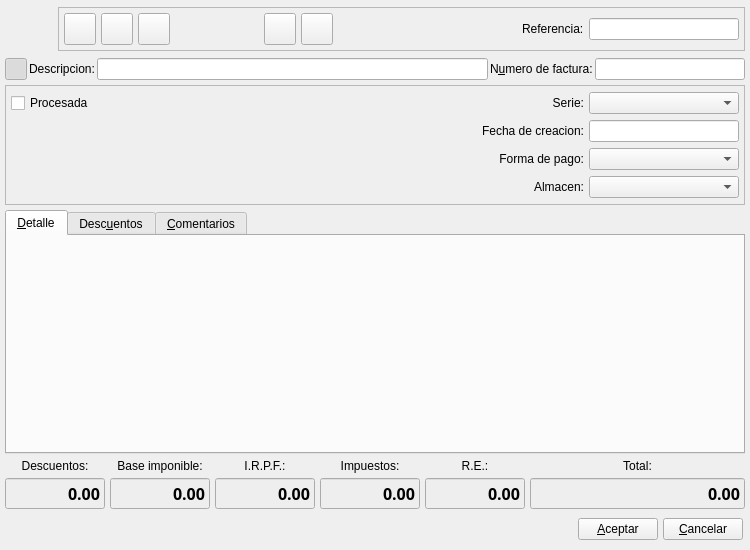
Old version of the form bulmages/bulmafact/plugins/pluginbf_clientefactura/facturabase.ui in the repository eboladev/Bulmages-1.
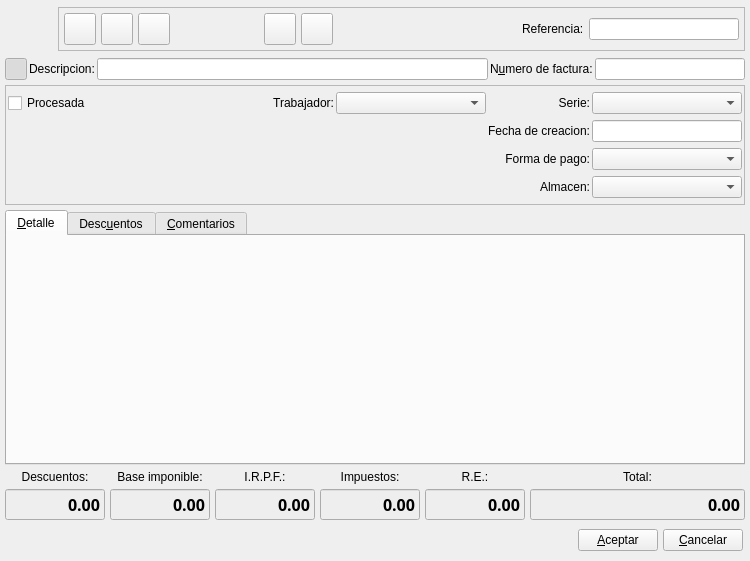
New version of the form. Icons and pictures are not drawn. Custom widgets are drawn as their Qt base class.

Commit message: Arreglo un bug que feia que el nom i cognoms del treballador sempre sortís en blanc a la llista de cobraments. Poso un combo per canviar el treballador a cobraments i factures. Però no acabo d'entendre com va això dels plugins. BfBuscarTrabajador està a bulmafact/src, no a plugins, la taula de treballadors la crea l'sql general de bulmafact, no el del plugin  i els plugins de pressupostos, comandes , albarans i ara factures i cobraments tenen un  bfbuscartrabajador (jo em pensava que el plguin treballadors l'havia d'afegir a cada finestra).

The edit to the form file:
```diff
--- a/bulmages/bulmafact/plugins/pluginbf_clientefactura/facturabase.ui
+++ b/bulmages/bulmafact/plugins/pluginbf_clientefactura/facturabase.ui
@@ -1,13 +1,13 @@
 <ui version="4.0" >
  <author>Tomeu Borras</author>
  <class>FacturaBase</class>
- <widget class="QWidget" name="FacturaBase" >
-  <property name="geometry" >
+ <widget class="QWidget" name="FacturaBase">
+  <property name="geometry">
    <rect>
     <x>0</x>
     <y>0</y>
     <width>750</width>
-    <height>550</height>
+    <height>561</height>
    </rect>
   </property>
   <property name="focusPolicy" >
@@ -479,30 +479,63 @@
      <property name="frameShadow" >
       <enum>QFrame::Raised</enum>
      </property>
-     <layout class="QGridLayout" >
-      <property name="margin" >
-       <number>5</number>
-      </property>
-      <property name="spacing" >
-       <number>5</number>
-      </property>
-      <item row="0" column="0" >
-       <widget class="QCheckBox" name="mui_procesadafactura" >
-        <property name="sizePolicy" >
-         <sizepolicy vsizetype="Preferred" hsizetype="Preferred" >
-          <horstretch>0</horstretch>
-          <verstretch>0</verstretch>
-         </sizepolicy>
-        </property>
-        <property name="text" >
-         <string>Procesada</string>
-        </property>
-       </widget>
+     <layout class="QGridLayout" name="gridLayout">
+      <item row="0" column="0">
+       <layout class="QHBoxLayout" name="horizontalLayout">
+        <item>
+         <widget class="QCheckBox" name="mui_procesadafactura">
+          <property name="sizePolicy">
+           <sizepolicy hsizetype="Preferred" vsizetype="Preferred">
+            <horstretch>0</horstretch>
+            <verstretch>0</verstretch>
+           </sizepolicy>
+          </property>
+          <property name="text">
+           <string>Procesada</string>
+          </property>
+         </widget>
+        </item>
+        <item>
+         <widget class="QLabel" name="label_4">
+          <property name="sizePolicy">
+           <sizepolicy hsizetype="Preferred" vsizetype="Fixed">
+            <horstretch>0</horstretch>
+            <verstretch>0</verstretch>
+           </sizepolicy>
+          </property>
+          <property name="text">
+           <string>Trabajador:</string>
+          </property>
+          <property name="alignment">
+           <set>Qt::AlignRight|Qt::AlignTrailing|Qt::AlignVCenter</set>
+          </property>
+          <property name="buddy">
+           <cstring>mui_idtrabajador</cstring>
+          </property>
+         </widget>
+        </item>
+        <item>
+         <widget class="BfBuscarTrabajador" name="mui_idtrabajador">
+          <property name="minimumSize">
+           <size>
+            <width>150</width>
+            <height>0</height>
+           </size>
+          </property>
+          <property name="maximumSize">
+           <size>
+            <width>150</width>
+            <height>16777215</height>
+           </size>
+          </property>
+         </widget>
+        </item>
+       </layout>
       </item>
-      <item row="0" column="1" >
-       <widget class="QLabel" name="label10" >
-        <property name="sizePolicy" >
-         <sizepolicy vsizetype="Fixed" hsizetype="Preferred" >
+      <item row="0" column="1">
+       <widget class="QLabel" name="label10">
+        <property name="sizePolicy">
+         <sizepolicy hsizetype="Preferred" vsizetype="Fixed">
           <horstretch>0</horstretch>
           <verstretch>0</verstretch>
          </sizepolicy>
@@ -518,23 +551,23 @@
         </property>
        </widget>
       </item>
-      <item row="0" column="2" >
-       <widget class="BfBuscarSerieFactura" name="mui_codigoserie_factura" />
+      <item row="0" column="2">
+       <widget class="BfBuscarSerieFactura" name="mui_codigoserie_factura"/>
       </item>
-      <item rowspan="3" row="1" column="0" >
-       <widget class="BlSearchWidget" native="1" name="mui_idcliente" >
-        <property name="sizePolicy" >
-         <sizepolicy vsizetype="Ignored" hsizetype="Expanding" >
+      <item row="1" column="0" rowspan="3">
+       <widget class="BlSearchWidget" name="mui_idcliente" native="true">
+        <property name="sizePolicy">
+         <sizepolicy hsizetype="Expanding" vsizetype="Ignored">
           <horstretch>0</horstretch>
           <verstretch>0</verstretch>
          </sizepolicy>
         </property>
        </widget>
       </item>
-      <item row="1" column="1" >
-       <widget class="QLabel" name="label8" >
-        <property name="sizePolicy" >
-         <sizepolicy vsizetype="Fixed" hsizetype="Preferred" >
+      <item row="1" column="1">
+       <widget class="QLabel" name="label8">
+        <property name="sizePolicy">
+         <sizepolicy hsizetype="Preferred" vsizetype="Fixed">
           <horstretch>0</horstretch>
           <verstretch>0</verstretch>
          </sizepolicy>
@@ -550,10 +583,10 @@
         </property>
        </widget>
       </item>
-      <item row="1" column="2" >
-       <widget class="BlDateSearch" name="mui_ffactura" >
-        <property name="sizePolicy" >
-         <sizepolicy vsizetype="Fixed" hsizetype="Preferred" >
+      <item row="1" column="2">
+       <widget class="BlDateSearch" name="mui_ffactura">
+        <property name="sizePolicy">
+         <sizepolicy hsizetype="Preferred" vsizetype="Fixed">
           <horstretch>0</horstretch>
           <verstretch>0</verstretch>
          </sizepolicy>
@@ -572,10 +605,10 @@
         </property>
        </widget>
       </item>
-      <item row="2" column="1" >
-       <widget class="QLabel" name="label11" >
-        <property name="sizePolicy" >
-         <sizepolicy vsizetype="Fixed" hsizetype="Preferred" >
+      <item row="2" column="1">
+       <widget class="QLabel" name="label11">
+        <property name="sizePolicy">
+         <sizepolicy hsizetype="Preferred" vsizetype="Fixed">
           <horstretch>0</horstretch>
           <verstretch>0</verstretch>
          </sizepolicy>
@@ -591,9 +624,9 @@
         </property>
        </widget>
       </item>
-      <item row="2" column="2" >
-       <widget class="BfBuscarFormaPago" name="mui_idforma_pago" >
-        <property name="minimumSize" >
+      <item row="2" column="2">
+       <widget class="BfBuscarFormaPago" name="mui_idforma_pago">
+        <property name="minimumSize">
          <size>
           <width>150</width>
           <height>0</height>
@@ -607,10 +640,10 @@
         </property>
        </widget>
       </item>
-      <item row="3" column="1" >
-       <widget class="QLabel" name="mui_labelAlmacen" >
-        <property name="sizePolicy" >
-         <sizepolicy vsizetype="Fixed" hsizetype="Preferred" >
+      <item row="3" column="1">
+       <widget class="QLabel" name="mui_labelAlmacen">
+        <property name="sizePolicy">
+         <sizepolicy hsizetype="Preferred" vsizetype="Fixed">
           <horstretch>0</horstretch>
           <verstretch>0</verstretch>
          </sizepolicy>
@@ -626,8 +659,8 @@
         </property>
        </widget>
       </item>
-      <item row="3" column="2" >
-       <widget class="BfBuscarAlmacen" name="mui_idalmacen" />
+      <item row="3" column="2">
+       <widget class="BfBuscarAlmacen" name="mui_idalmacen"/>
       </item>
      </layout>
     </widget>
@@ -644,17 +677,17 @@
       <attribute name="title" >
        <string>&amp;Detalle</string>
       </attribute>
-      <layout class="QGridLayout" >
-       <property name="margin" >
+      <layout class="QGridLayout">
+       <property name="margin">
         <number>5</number>
        </property>
        <property name="spacing" >
         <number>5</number>
        </property>
-       <item row="0" column="0" >
-        <widget class="ListLinFacturaView" native="1" name="subform2" >
-         <property name="sizePolicy" >
-          <sizepolicy vsizetype="Preferred" hsizetype="Expanding" >
+       <item row="0" column="0">
+        <widget class="ListLinFacturaView" name="subform2" native="true">
+         <property name="sizePolicy">
+          <sizepolicy hsizetype="Expanding" vsizetype="Preferred">
            <horstretch>0</horstretch>
            <verstretch>0</verstretch>
           </sizepolicy>
@@ -1238,12 +1271,12 @@
      </property>
     </widget>
    </item>
-   <item row="6" column="0" colspan="6" >
-    <layout class="QHBoxLayout" >
-     <property name="spacing" >
+   <item row="6" column="0" colspan="6">
+    <layout class="QHBoxLayout">
+     <property name="spacing">
       <number>5</number>
      </property>
-     <property name="margin" >
+     <property name="margin">
       <number>2</number>
      </property>
      <item>
@@ -1260,15 +1293,15 @@
       </spacer>
      </item>
      <item>
-      <widget class="QPushButton" name="mui_aceptar" >
-       <property name="text" >
+      <widget class="QPushButton" name="mui_aceptar">
+       <property name="text">
         <string>&amp;Aceptar</string>
        </property>
       </widget>
      </item>
      <item>
-      <widget class="QPushButton" name="mui_cancelar" >
-       <property name="text" >
+      <widget class="QPushButton" name="mui_cancelar">
+       <property name="text">
         <string>&amp;Cancelar</string>
        </property>
       </widget>
@@ -1277,8 +1310,18 @@
    </item>
   </layout>
  </widget>
- <layoutdefault spacing="2" margin="2" />
+ <layoutdefault spacing="2" margin="2"/>
  <customwidgets>
+  <customwidget>
+   <class>BlDateSearch</class>
+   <extends>QLineEdit</extends>
+   <header>../../bulmalib/src/bldatesearch.h</header>
+  </customwidget>
+  <customwidget>
+   <class>BlSearchWidget</class>
+   <extends>QWidget</extends>
+   <header>blsearchwidget.h</header>
+  </customwidget>
   <customwidget>
    <class>BfBuscarFormaPago</class>
    <extends>QComboBox</extends>
@@ -1310,14 +1353,9 @@
    <header>bfbuscaralmacen.h</header>
   </customwidget>
   <customwidget>
-   <class>BlDateSearch</class>
-   <extends>QLineEdit</extends>
-   <header>../../bulmalib/src/bldatesearch.h</header>
-  </customwidget>
-  <customwidget>
-   <class>BlSearchWidget</class>
-   <extends>QWidget</extends>
-   <header>blsearchwidget.h</header>
+   <class>BfBuscarTrabajador</class>
+   <extends>QComboBox</extends>
+   <header>bfbuscartrabajador.h</header>
   </customwidget>
  </customwidgets>
  <resources>
```
Left out of the diff: 657 changed lines with no effect on the pictures. The commit also changes 4 other files.
